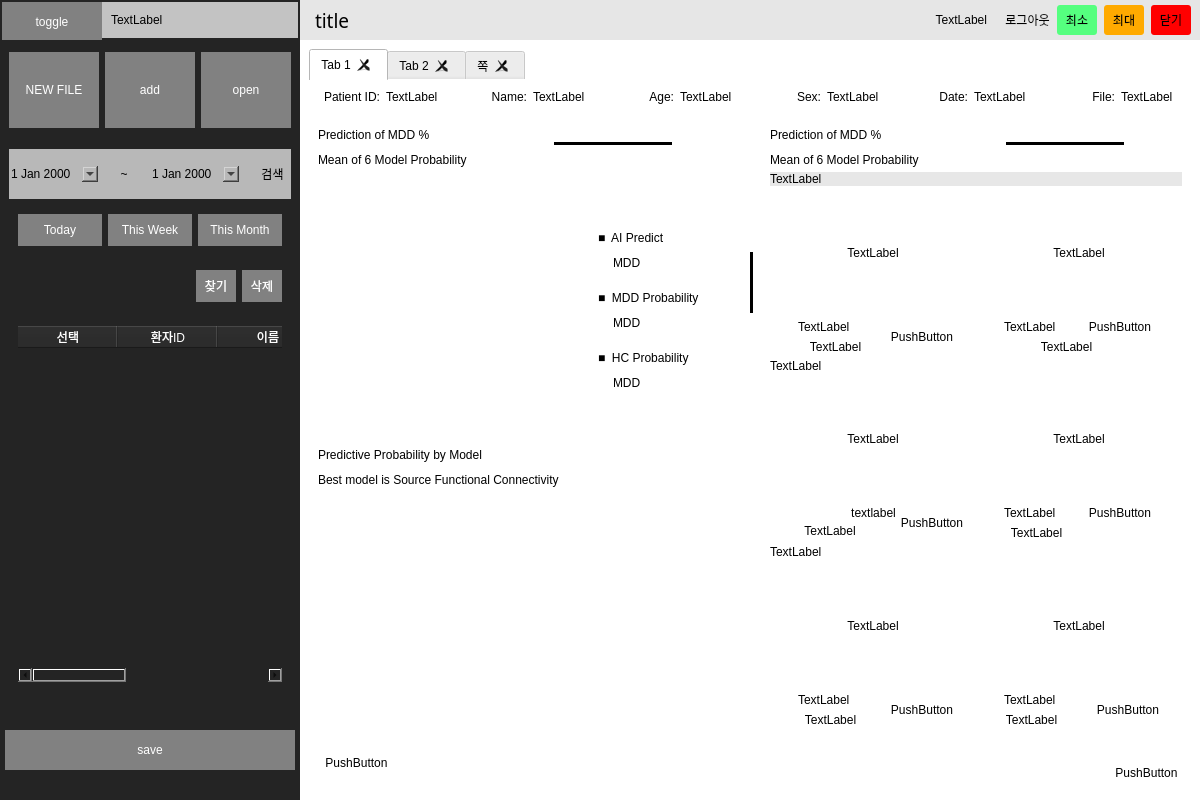
Before: the Qt Designer form ui/main.ui in youngwookSong/bwave_gui, drawn with Qt 5.
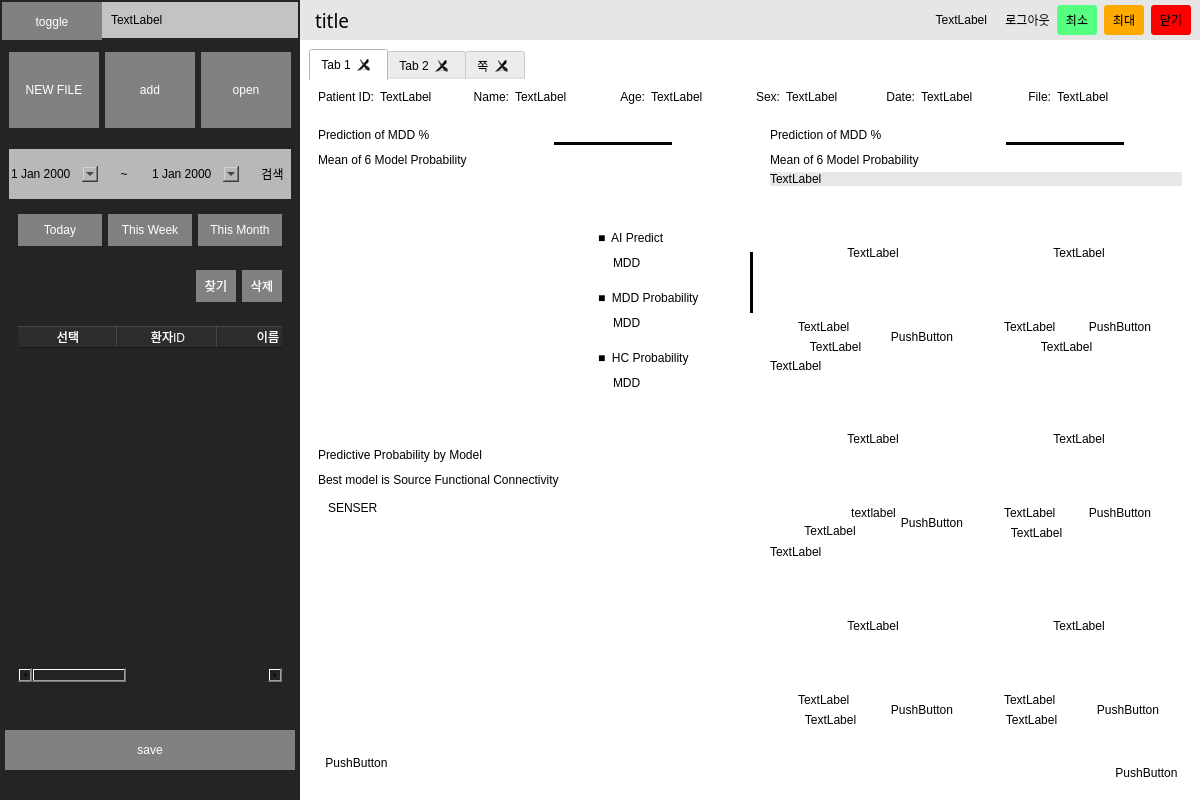
After: the same form once the commit is applied. Icons and pictures are not drawn.

```diff
--- a/ui/main.ui
+++ b/ui/main.ui
@@ -1314,6 +1314,12 @@
                          <verstretch>0</verstretch>
                         </sizepolicy>
                        </property>
+                       <property name="minimumSize">
+                        <size>
+                         <width>0</width>
+                         <height>0</height>
+                        </size>
+                       </property>
                        <property name="maximumSize">
                         <size>
                          <width>16777215</width>
@@ -1356,6 +1362,9 @@
                           <layout class="QHBoxLayout" name="horizontalLayout_35">
                            <item>
                             <widget class="QLabel" name="label_45">
+                             <property name="styleSheet">
+                              <string notr="true">font: 75 10pt &quot;맑은 고딕&quot;;</string>
+                             </property>
                              <property name="text">
                               <string>Patient ID:</string>
                              </property>
@@ -1537,6 +1546,22 @@
                           </layout>
                          </widget>
                         </item>
+                        <item>
+                         <widget class="QFrame" name="frame_101">
+                          <property name="maximumSize">
+                           <size>
+                            <width>70</width>
+                            <height>16777215</height>
+                           </size>
+                          </property>
+                          <property name="frameShape">
+                           <enum>QFrame::StyledPanel</enum>
+                          </property>
+                          <property name="frameShadow">
+                           <enum>QFrame::Raised</enum>
+                          </property>
+                         </widget>
+                        </item>
                        </layout>
                       </widget>
                      </item>
@@ -1967,6 +1992,19 @@
                                       <property name="frameShadow">
                                        <enum>QFrame::Raised</enum>
                                       </property>
+                                      <widget class="QLabel" name="label_7">
+                                       <property name="geometry">
+                                        <rect>
+                                         <x>10</x>
+                                         <y>10</y>
+                                         <width>56</width>
+                                         <height>12</height>
+                                        </rect>
+                                       </property>
+                                       <property name="text">
+                                        <string>SENSER</string>
+                                       </property>
+                                      </widget>
                                      </widget>
                                     </item>
                                     <item>
```
